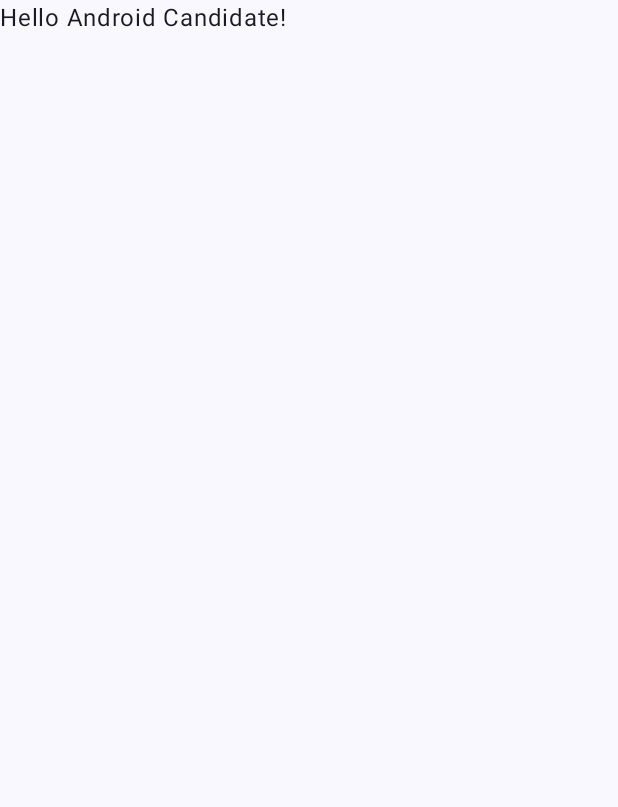
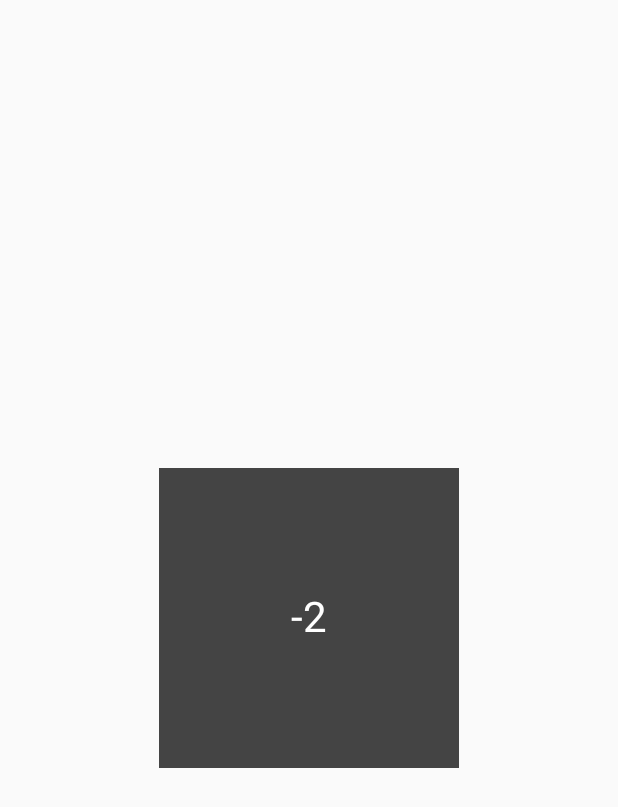
Before and after one commit to JustMcAlpin/eight-sleep-interview, an Android app built with Jetpack Compose: the screen it shows after launch (MainActivity), on a phone screen of 412 x 824 dp. Before the commit the part shown is almost empty. Shown: the top 807 px of the screen. Run offline under Robolectric (Android 15) with nearby library versions, the phone set to English and light mode, and no system bars.

Commit message:
show TemperatureCard preview in MainActivity

```diff
--- a/app/src/main/java/com/eightsleep/eightandroidinterview/MainActivity.kt
+++ b/app/src/main/java/com/eightsleep/eightandroidinterview/MainActivity.kt
@@ -4,14 +4,15 @@ import android.os.Bundle
 import androidx.activity.ComponentActivity
 import androidx.activity.compose.setContent
 import androidx.activity.enableEdgeToEdge
+import androidx.compose.foundation.layout.Box
 import androidx.compose.foundation.layout.fillMaxSize
-import androidx.compose.foundation.layout.padding
-import androidx.compose.material3.Scaffold
 import androidx.compose.material3.Text
 import androidx.compose.runtime.Composable
+import androidx.compose.ui.Alignment
 import androidx.compose.ui.Modifier
 import androidx.compose.ui.tooling.preview.Preview
 import com.eightsleep.eightandroidinterview.ui.theme.EightAndroidInterviewTheme
+import com.eightsleep.eightandroidinterview.ui.TemperatureCardPreview
 
 class MainActivity : ComponentActivity() {
     override fun onCreate(savedInstanceState: Bundle?) {
@@ -19,11 +20,12 @@ class MainActivity : ComponentActivity() {
         enableEdgeToEdge()
         setContent {
             EightAndroidInterviewTheme {
-                Scaffold(modifier = Modifier.fillMaxSize()) { innerPadding ->
-                    Greeting(
-                        name = "Android Candidate",
-                        modifier = Modifier.padding(innerPadding)
-                    )
+                // ⬇️  new wrapper to center the card on-screen
+                Box(
+                    modifier = Modifier.fillMaxSize(),
+                    contentAlignment = Alignment.Center
+                ) {
+                    TemperatureCardPreview()   // shows our 200×200 box
                 }
             }
         }
--- /dev/null
+++ b/app/src/main/java/com/eightsleep/eightandroidinterview/ui/TemperatureCard.kt
@@ -0,0 +1,56 @@
+package com.eightsleep.eightandroidinterview.ui
+
+import androidx.compose.foundation.background
+import androidx.compose.foundation.layout.Box
+import androidx.compose.foundation.layout.size
+import androidx.compose.material3.MaterialTheme
+import androidx.compose.material3.Text
+import androidx.compose.runtime.Composable
+import androidx.compose.ui.Alignment
+import androidx.compose.ui.Modifier
+import androidx.compose.ui.graphics.Color
+import androidx.compose.ui.tooling.preview.Preview
+import androidx.compose.ui.unit.dp
+
+// ─── tiny enums so the file compiles ────────────────────────────────────────────
+enum class TemperaturePhase { BEDTIME, NIGHT, DAWN }
+enum class CardState { OFF, IDLE, COOLING, WARMING }
+
+// ─── public composable you’ll call from MainActivity / ViewModel ───────────────
+@Composable
+fun TemperatureCard(
+    phase: TemperaturePhase,
+    temp: Int,
+    cardState: CardState,
+    onPhaseSelected: (TemperaturePhase) -> Unit,
+    onAdjust: (Int) -> Unit,          // +1 / –1
+    onToggleOff: () -> Unit
+) {
+    // TODO: replace this Box with the real layout
+    Box(
+        modifier = Modifier
+            .size(200.dp)
+            .background(Color.DarkGray)
+    ) {
+        Text(
+            text = if (cardState == CardState.OFF) "OFF" else temp.toString(),
+            modifier = Modifier.align(Alignment.Center),
+            style = MaterialTheme.typography.headlineMedium,
+            color = Color.White
+        )
+    }
+}
+
+// ─── preview so you can see something instantly in Android Studio ──────────────
+@Preview(showBackground = true)
+@Composable
+fun TemperatureCardPreview() {
+    TemperatureCard(
+        phase = TemperaturePhase.BEDTIME,
+        temp = -2,
+        cardState = CardState.IDLE,
+        onPhaseSelected = {},
+        onAdjust = {},
+        onToggleOff = {}
+    )
+}
```
